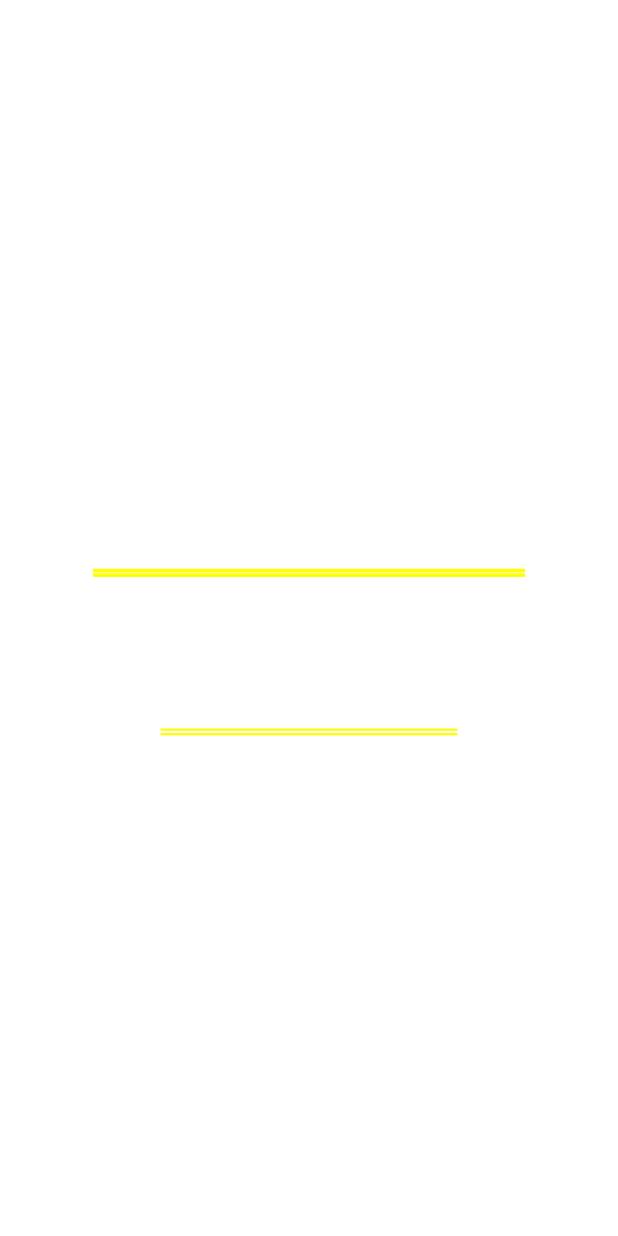
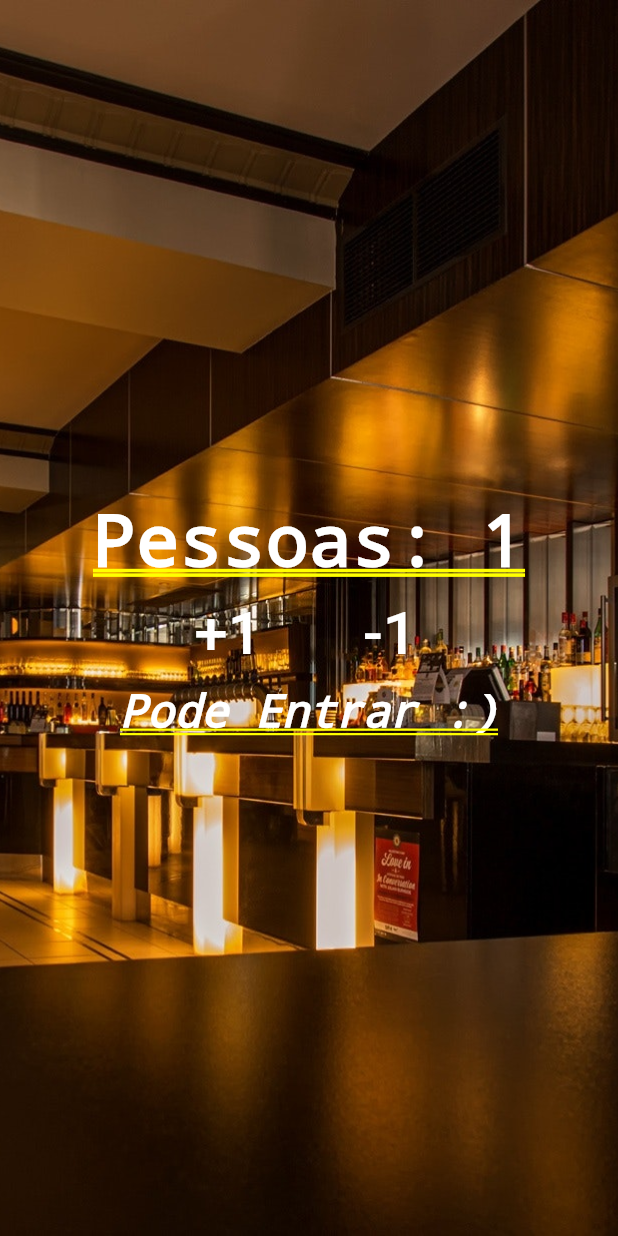
Before and after one commit to pcfmello/contador-de-pessoas, a Flutter app: the screen it shows after launch, after a tap on "+1", on a phone screen of 412 x 824 dp. Run offline on Flutter 3.47's test engine with Material 2 defaults, Android fonts, the phone set to English and light mode, and no system bars.

Commit message:
Criar funcionalidades de adição e subtração

```diff
--- a/lib/main.dart
+++ b/lib/main.dart
@@ -5,11 +5,49 @@ import 'package:flutter/material.dart';
 void main() {
   runApp(new MaterialApp(
       title: 'Contador de Pessoas',
-      home: Column(
+      home: Home()));
+}
+  class Home extends StatefulWidget {
+    @override
+    _HomeState createState() => _HomeState();
+  }
+
+  class _HomeState extends State<Home> {
+
+  int _number_of_people = 0;
+
+  void _increasePeople() {
+    setState(() {
+      _number_of_people += 1;
+    });
+  }
+
+  void _decreasePeople() {
+    setState(() {
+      _number_of_people -= 1;
+    });
+  }
+
+  String _showMessage() {
+    if (_number_of_people < 0) return "Mundo Invertido?!";
+    if (_number_of_people <= 10) return "Pode Entrar :)";
+    return "Lotado!";
+  }
+
+    @override
+    Widget build(BuildContext context) {
+      return Stack(
+        children: <Widget>[
+          Image.asset(
+            "images/restaurant.jpg",
+            fit: BoxFit.cover,
+            height: 1000,
+          ),
+          Column(
             mainAxisAlignment: MainAxisAlignment.center,
             children: <Widget>[
               Text(
-            "Pessoas: 0",
+                "Pessoas: $_number_of_people",
                 style: TextStyle(color: Colors.white, fontWeight: FontWeight.bold),
               ),
               Row(
@@ -22,7 +60,10 @@ void main() {
                         "+1",
                         style: TextStyle(fontSize: 40, color: Colors.white),
                       ),
-                  onPressed: () {},
+                      onPressed: () {
+                        debugPrint("+1");
+                        _increasePeople();
+                      },
                     ),
                   ),
                   Padding(
@@ -32,16 +73,21 @@ void main() {
                         "-1",
                         style: TextStyle(fontSize: 40, color: Colors.white),
                       ),
-                  onPressed: () {},
+                      onPressed: () {
+                        _decreasePeople();
+                      },
                     ),
                   ),
                 ],
               ),
-          Text("Pode entrar",
+              Text(_showMessage(),
                   style: TextStyle(
                       color: Colors.white,
                       fontStyle: FontStyle.italic,
                       fontSize: 30.0))
             ],
-      )));
+          )
+        ],
+      );
     }
+  }
```
Lines whose indentation alone changed are shown as unchanged.
